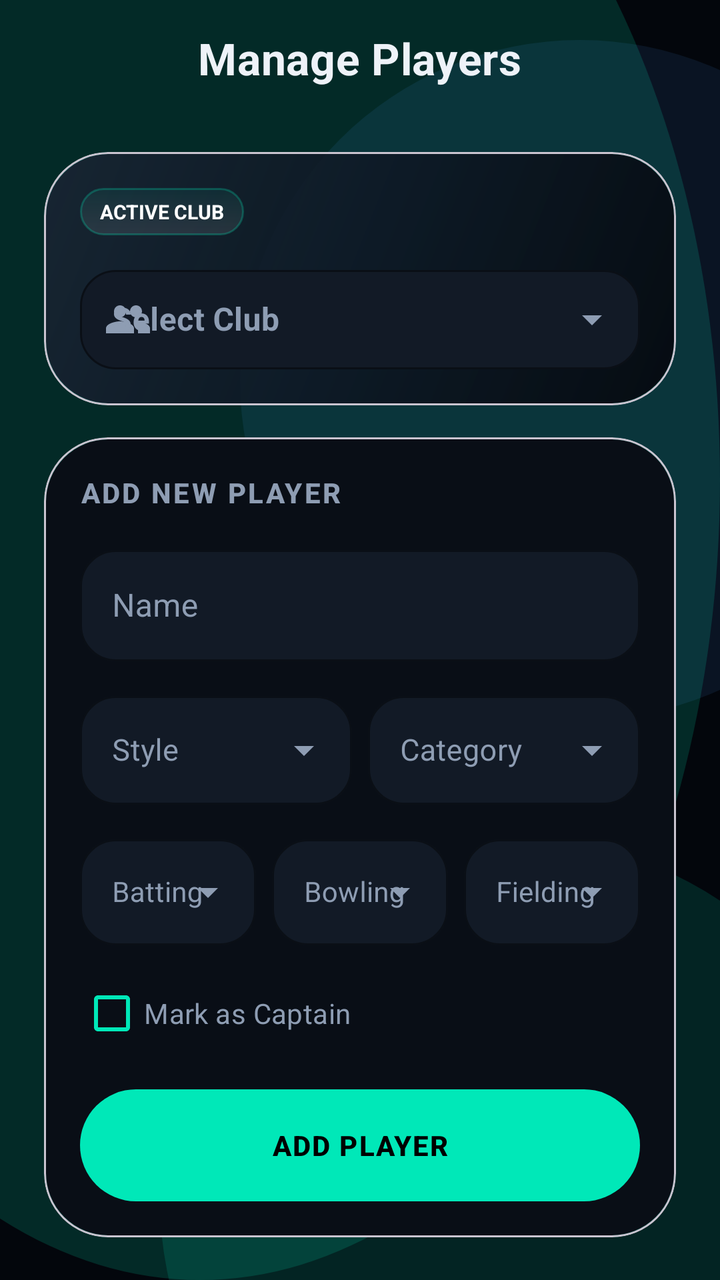
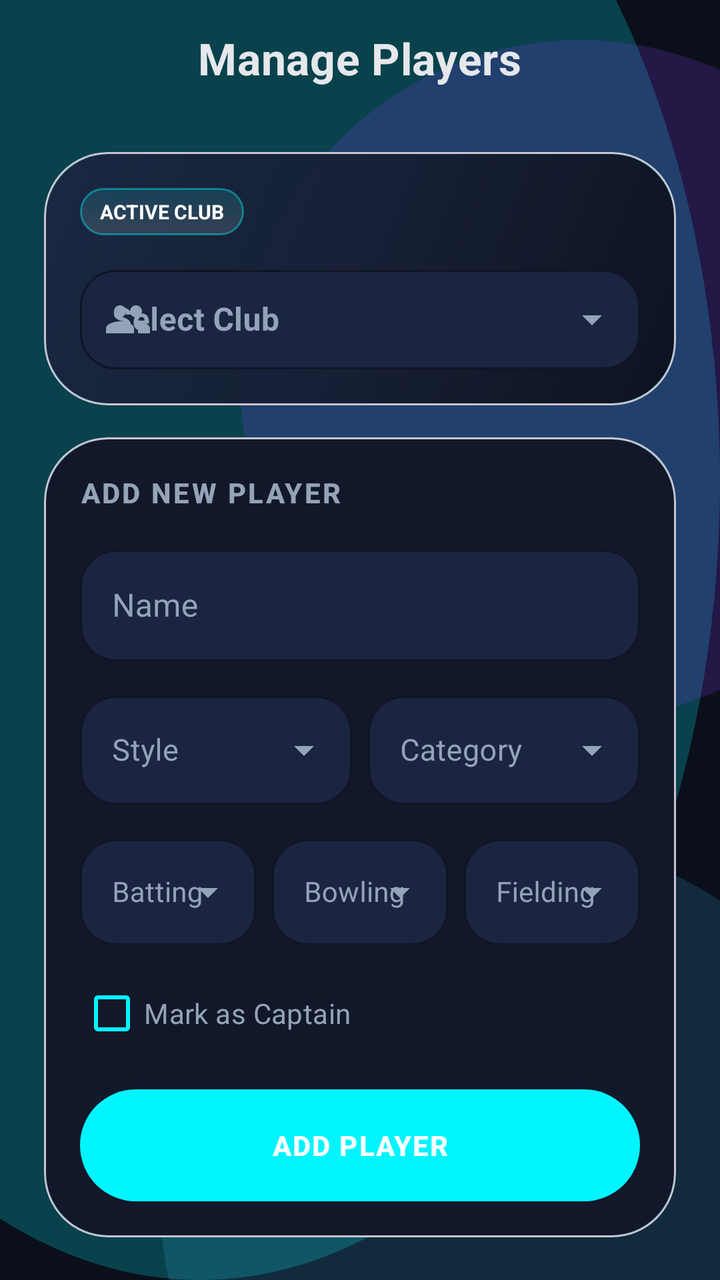

An Android layout rendered at two revisions. The XML below is the earlier revision; the diff shows what the commit changed to produce the second picture.
<!-- AndroidManifest.xml: application theme Theme.TeamBalancer -->
<!-- res/layout/fragment_players.xml -->
<?xml version="1.0" encoding="utf-8"?>
<androidx.coordinatorlayout.widget.CoordinatorLayout xmlns:android="http://schemas.android.com/apk/res/android"
    xmlns:app="http://schemas.android.com/apk/res-auto"
    android:layout_width="match_parent"
    android:layout_height="match_parent"
    android:background="@drawable/bg_app_shell">

    <com.google.android.material.appbar.AppBarLayout
        android:id="@+id/appBarLayout"
        android:layout_width="match_parent"
        android:layout_height="wrap_content"
        android:background="@android:color/transparent"
        app:elevation="0dp">

        <com.google.android.material.appbar.MaterialToolbar
            android:id="@+id/toolbar"
            style="@style/Widget.TeamBalancer.Toolbar"
            android:layout_width="match_parent"
            android:layout_height="wrap_content"
            app:title="Manage Players"
            app:titleCentered="true" />
    </com.google.android.material.appbar.AppBarLayout>

    <androidx.core.widget.NestedScrollView
        android:layout_width="match_parent"
        android:layout_height="match_parent"
        android:clipToPadding="false"
        android:fillViewport="true"
        android:paddingHorizontal="@dimen/screen_padding_x"
        android:paddingTop="12dp"
        android:paddingBottom="@dimen/content_bottom_inset"
        app:layout_behavior="@string/appbar_scrolling_view_behavior">

        <LinearLayout
            android:layout_width="match_parent"
            android:layout_height="wrap_content"
            android:orientation="vertical">

            <com.google.android.material.card.MaterialCardView
                android:layout_width="match_parent"
                android:layout_height="wrap_content"
                app:cardBackgroundColor="@android:color/transparent"
                app:cardCornerRadius="@dimen/glass_corner"
                app:cardElevation="0dp">

                <LinearLayout
                    android:layout_width="match_parent"
                    android:layout_height="wrap_content"
                    android:background="@drawable/bg_glass_card"
                    android:orientation="vertical"
                    android:padding="18dp">

                    <TextView
                        android:layout_width="wrap_content"
                        android:layout_height="wrap_content"
                        android:background="@drawable/bg_stat_pill"
                        android:paddingHorizontal="10dp"
                        android:paddingVertical="5dp"
                        android:text="ACTIVE CLUB"
                        android:textAllCaps="true"
                        android:textColor="@color/white"
                        android:textSize="10sp"
                        android:textStyle="bold" />

                    <com.google.android.material.textfield.TextInputLayout
                        style="@style/Widget.TeamBalancer.TextInputLayout.ExposedDropdownMenu"
                        android:layout_width="match_parent"
                        android:layout_height="wrap_content"
                        android:layout_marginTop="12dp"
                        android:hint="Select Club"
                        app:boxBackgroundColor="@color/surface_elevated"
                        app:boxStrokeColor="@color/accent"
                        app:hintTextColor="@color/accent"
                        app:startIconDrawable="@drawable/ic_clubs"
                        app:startIconTint="@color/on_surface_variant">

                        <AutoCompleteTextView
                            android:id="@+id/editClubName"
                            android:layout_width="match_parent"
                            android:layout_height="wrap_content"
                            android:inputType="textCapWords"
                            android:paddingVertical="14dp"
                            android:textColor="@color/on_surface"
                            android:textStyle="bold"
                            android:textCursorDrawable="@null" />
                    </com.google.android.material.textfield.TextInputLayout>
                </LinearLayout>
            </com.google.android.material.card.MaterialCardView>

            <com.google.android.material.card.MaterialCardView
                android:layout_width="match_parent"
                android:layout_height="wrap_content"
                android:layout_marginTop="16dp"
                app:cardBackgroundColor="@android:color/transparent"
                app:cardCornerRadius="@dimen/glass_corner"
                app:cardElevation="0dp">

                <LinearLayout
                    android:layout_width="match_parent"
                    android:layout_height="match_parent"
                    android:background="@drawable/bg_surface_panel"
                    android:orientation="vertical"
                    android:padding="18dp">

                    <TextView
                        android:layout_width="wrap_content"
                        android:layout_height="wrap_content"
                        android:text="ADD NEW PLAYER"
                        android:textAppearance="@style/TextAppearance.TeamBalancer.LabelLarge"
                        android:textColor="@color/on_surface_variant" />

                    <com.google.android.material.textfield.TextInputLayout
                        style="@style/Widget.TeamBalancer.TextInputLayout"
                        android:layout_width="match_parent"
                        android:layout_height="wrap_content"
                        android:layout_marginTop="14dp"
                        android:hint="Name"
                        app:boxBackgroundColor="@color/surface_elevated"
                        app:boxStrokeColor="@color/accent"
                        app:hintTextColor="@color/accent">

                        <com.google.android.material.textfield.TextInputEditText
                            android:id="@+id/editPlayerName"
                            android:layout_width="match_parent"
                            android:layout_height="wrap_content"
                            android:inputType="textPersonName"
                            android:textColor="@color/on_surface"
                            android:textCursorDrawable="@null" />
                    </com.google.android.material.textfield.TextInputLayout>

                    <LinearLayout
                        android:layout_width="match_parent"
                        android:layout_height="wrap_content"
                        android:layout_marginTop="12dp"
                        android:orientation="horizontal">

                        <com.google.android.material.textfield.TextInputLayout
                            style="@style/Widget.TeamBalancer.TextInputLayout.ExposedDropdownMenu"
                            android:layout_width="0dp"
                            android:layout_height="wrap_content"
                            android:layout_weight="1"
                            android:hint="Style"
                            app:boxBackgroundColor="@color/surface_elevated"
                            app:boxStrokeColor="@color/accent"
                            app:hintTextColor="@color/accent">

                            <AutoCompleteTextView
                                android:id="@+id/autoCompleteStyle"
                                android:layout_width="match_parent"
                                android:layout_height="wrap_content"
                                android:inputType="none"
                                android:textColor="@color/on_surface"
                                android:textSize="15sp"
                                android:textCursorDrawable="@null" />
                        </com.google.android.material.textfield.TextInputLayout>

                        <com.google.android.material.textfield.TextInputLayout
                            style="@style/Widget.TeamBalancer.TextInputLayout.ExposedDropdownMenu"
                            android:layout_width="0dp"
                            android:layout_height="wrap_content"
                            android:layout_marginStart="8dp"
                            android:layout_weight="1"
                            android:hint="Category"
                            app:boxBackgroundColor="@color/surface_elevated"
                            app:boxStrokeColor="@color/accent"
                            app:hintTextColor="@color/accent">

                            <AutoCompleteTextView
                                android:id="@+id/autoCompleteCategory"
                                android:layout_width="match_parent"
                                android:layout_height="wrap_content"
                                android:inputType="none"
                                android:textColor="@color/on_surface"
                                android:textSize="15sp"
                                android:textCursorDrawable="@null" />
                        </com.google.android.material.textfield.TextInputLayout>
                    </LinearLayout>

                    <LinearLayout
                        android:layout_width="match_parent"
                        android:layout_height="wrap_content"
                        android:layout_marginTop="12dp"
                        android:orientation="horizontal">

                        <com.google.android.material.textfield.TextInputLayout
                            style="@style/Widget.TeamBalancer.TextInputLayout.ExposedDropdownMenu"
                            android:layout_width="0dp"
                            android:layout_height="wrap_content"
                            android:layout_weight="1"
                            android:hint="Batting"
                            app:boxBackgroundColor="@color/surface_elevated"
                            app:boxStrokeColor="@color/accent"
                            app:hintTextColor="@color/accent">

                            <AutoCompleteTextView
                                android:id="@+id/autoCompleteBatting"
                                android:layout_width="match_parent"
                                android:layout_height="wrap_content"
                                android:inputType="none"
                                android:textColor="@color/on_surface"
                                android:textSize="14sp" />
                        </com.google.android.material.textfield.TextInputLayout>

                        <com.google.android.material.textfield.TextInputLayout
                            style="@style/Widget.TeamBalancer.TextInputLayout.ExposedDropdownMenu"
                            android:layout_width="0dp"
                            android:layout_height="wrap_content"
                            android:layout_marginStart="8dp"
                            android:layout_weight="1"
                            android:hint="Bowling"
                            app:boxBackgroundColor="@color/surface_elevated"
                            app:boxStrokeColor="@color/accent"
                            app:hintTextColor="@color/accent">

                            <AutoCompleteTextView
                                android:id="@+id/autoCompleteBowling"
                                android:layout_width="match_parent"
                                android:layout_height="wrap_content"
                                android:inputType="none"
                                android:textColor="@color/on_surface"
                                android:textSize="14sp" />
                        </com.google.android.material.textfield.TextInputLayout>

                        <com.google.android.material.textfield.TextInputLayout
                            style="@style/Widget.TeamBalancer.TextInputLayout.ExposedDropdownMenu"
                            android:layout_width="0dp"
                            android:layout_height="wrap_content"
                            android:layout_marginStart="8dp"
                            android:layout_weight="1"
                            android:hint="Fielding"
                            app:boxBackgroundColor="@color/surface_elevated"
                            app:boxStrokeColor="@color/accent"
                            app:hintTextColor="@color/accent">

                            <AutoCompleteTextView
                                android:id="@+id/autoCompleteFielding"
                                android:layout_width="match_parent"
                                android:layout_height="wrap_content"
                                android:inputType="none"
                                android:textColor="@color/on_surface"
                                android:textSize="14sp" />
                        </com.google.android.material.textfield.TextInputLayout>
                    </LinearLayout>

                    <com.google.android.material.checkbox.MaterialCheckBox
                        android:id="@+id/checkIsCaptain"
                        android:layout_width="wrap_content"
                        android:layout_height="wrap_content"
                        android:layout_marginTop="10dp"
                        android:text="Mark as Captain"
                        android:textColor="@color/on_surface_variant"
                        app:buttonTint="@color/accent" />

                    <com.google.android.material.button.MaterialButton
                        android:id="@+id/btnAddPlayer"
                        android:layout_width="match_parent"
                        android:layout_height="@dimen/cta_height"
                        android:layout_marginTop="14dp"
                        android:letterSpacing="0.05"
                        android:text="ADD PLAYER"
                        android:textColor="@color/black"
                        app:backgroundTint="@color/accent"
                        app:cornerRadius="@dimen/card_corner_lg" />
                </LinearLayout>
            </com.google.android.material.card.MaterialCardView>

            <LinearLayout
                android:layout_width="match_parent"
                android:layout_height="wrap_content"
                android:layout_marginTop="18dp"
                android:layout_marginBottom="8dp"
                android:gravity="center_vertical"
                android:orientation="horizontal">

                <TextView
                    android:id="@+id/txtPlayerListHeader"
                    android:layout_width="0dp"
                    android:layout_height="wrap_content"
                    android:layout_weight="1"
                    android:text="CLUB PLAYERS"
                    android:textAppearance="@style/TextAppearance.TeamBalancer.LabelLarge"
                    android:textColor="@color/ch_text_primary" />

                <TextView
                    android:id="@+id/txtPlayerCount"
                    android:layout_width="wrap_content"
                    android:layout_height="wrap_content"
                    android:text="Total: 0"
                    android:textAppearance="@style/TextAppearance.TeamBalancer.TitleMedium"
                    android:textColor="@color/accent" />
            </LinearLayout>

            <androidx.recyclerview.widget.RecyclerView
                android:id="@+id/recyclerPlayers"
                android:layout_width="match_parent"
                android:layout_height="wrap_content"
                android:nestedScrollingEnabled="false" />

        </LinearLayout>
    </androidx.core.widget.NestedScrollView>
</androidx.coordinatorlayout.widget.CoordinatorLayout>
<!-- resources referenced by this layout -->
<resources>
  <color name="accent">#00E8B8</color>
  <color name="black">#000000</color>
  <color name="ch_text_primary">#EEF2F8</color>
  <color name="on_surface">#EEF2F8</color>
  <color name="on_surface_variant">#8E9DB3</color>
  <color name="surface_elevated">#121A26</color>
  <!-- drawable bg_app_shell (drawable) -->
  <?xml version="1.0" encoding="utf-8"?>
  <layer-list xmlns:android="http://schemas.android.com/apk/res/android">
      <item android:drawable="@color/background" />
      
      <item android:top="-160dp" android:left="-160dp">
          <shape android:shape="oval">
              <size android:width="420dp" android:height="420dp" />
              <solid android:color="#2800E8B8" />
          </shape>
      </item>
      <item android:gravity="end|top" android:right="-100dp" android:top="20dp">
          <shape android:shape="oval">
              <size android:width="340dp" android:height="340dp" />
              <solid android:color="#184D9FFF" />
          </shape>
      </item>
      <item android:gravity="end|bottom" android:right="-80dp" android:bottom="-140dp">
          <shape android:shape="oval">
              <size android:width="360dp" android:height="360dp" />
              <solid android:color="#2200E8B8" />
          </shape>
      </item>
  </layer-list>
  <!-- drawable bg_glass_card (drawable) -->
  <?xml version="1.0" encoding="utf-8"?>
  <shape xmlns:android="http://schemas.android.com/apk/res/android">
      <corners android:radius="@dimen/glass_corner" />
      <gradient
          android:angle="315"
          android:centerColor="#DA0D1522"
          android:endColor="#EE05080E"
          android:startColor="#E8182433"
          android:type="linear" />
      <stroke
          android:width="1dp"
          android:color="@color/stroke_glow" />
  </shape>
  <!-- drawable bg_stat_pill (drawable) -->
  <?xml version="1.0" encoding="utf-8"?>
  <shape xmlns:android="http://schemas.android.com/apk/res/android">
      <corners android:radius="999dp" />
      <gradient
          android:angle="90"
          android:endColor="#1200E8B8"
          android:startColor="#1AEEF2F8"
          android:type="linear" />
      <stroke
          android:width="1dp"
          android:color="@color/stroke_glow" />
  </shape>
  <color name="background">#03060C</color>
  <color name="stroke_glow">#4000E8B8</color>
  <color name="surface">#090E16</color>
  <style name="Base.Theme.TeamBalancer" parent="Theme.Material3.DayNight.NoActionBar">
          <item name="colorPrimary">@color/primary</item>
          <item name="colorOnPrimary">@color/white</item>
          <item name="colorPrimaryContainer">@color/primary_variant</item>
          <item name="colorOnPrimaryContainer">@color/white</item>
  
          <item name="colorSecondary">@color/secondary</item>
          <item name="colorOnSecondary">@color/on_secondary</item>
          <item name="colorSecondaryContainer">@color/surface_soft</item>
          <item name="colorOnSecondaryContainer">@color/white</item>
  
          <item name="colorTertiary">@color/accent</item>
          <item name="colorOnTertiary">@color/white</item>
  
          <item name="android:windowBackground">@drawable/bg_app_shell</item>
          <item name="colorSurface">@color/surface</item>
          <item name="colorOnSurface">@color/white</item>
          <item name="colorSurfaceVariant">@color/divider</item>
          <item name="colorOnSurfaceVariant">@color/on_surface_variant</item>
          <item name="colorOutline">@color/divider</item>
  
          <item name="android:statusBarColor">@android:color/transparent</item>
          <item name="android:windowLightStatusBar">false</item>
          <item name="android:navigationBarColor">@color/background</item>
          <item name="android:windowLightNavigationBar">false</item>
  
          <item name="alertDialogTheme">@style/ThemeOverlay.TeamBalancer.Dialog</item>
          <item name="materialAlertDialogTheme">@style/ThemeOverlay.TeamBalancer.Dialog</item>
          <item name="popupMenuStyle">@style/Widget.TeamBalancer.PopupMenu</item>
          <item name="listPopupWindowStyle">@style/Widget.TeamBalancer.PopupMenu</item>
          <item name="materialButtonStyle">@style/Widget.TeamBalancer.Button</item>
  
          <item name="textAppearanceHeadlineLarge">@style/TextAppearance.TeamBalancer.HeadlineLarge</item>
          <item name="textAppearanceHeadlineMedium">@style/TextAppearance.TeamBalancer.HeadlineMedium</item>
          <item name="textAppearanceTitleLarge">@style/TextAppearance.TeamBalancer.TitleLarge</item>
          <item name="textAppearanceTitleMedium">@style/TextAppearance.TeamBalancer.TitleMedium</item>
          <item name="textAppearanceTitleSmall">@style/TextAppearance.TeamBalancer.TitleSmall</item>
          <item name="textAppearanceBodyLarge">@style/TextAppearance.TeamBalancer.BodyLarge</item>
          <item name="textAppearanceBodyMedium">@style/TextAppearance.TeamBalancer.BodyMedium</item>
          <item name="textAppearanceLabelLarge">@style/TextAppearance.TeamBalancer.LabelLarge</item>
          <item name="textAppearanceLabelMedium">@style/TextAppearance.TeamBalancer.LabelMedium</item>
  
          <item name="shapeAppearanceSmallComponent">@style/ShapeAppearance.TeamBalancer.Small</item>
          <item name="shapeAppearanceMediumComponent">@style/ShapeAppearance.TeamBalancer.Medium</item>
  
          
          <item name="autoCompleteTextViewStyle">@style/Widget.TeamBalancer.AutoCompleteTextView</item>
  
          <item name="toolbarStyle">@style/Widget.TeamBalancer.Toolbar</item>
          <item name="android:colorControlHighlight">@color/ripple_surface</item>
      </style>
  <color name="primary">#0B101A</color>
  <color name="primary_variant">#141C2A</color>
  <color name="secondary">#4D9FFF</color>
  <color name="surface_soft">#1A2433</color>
  <color name="divider">#1E2A3A</color>
  <style name="ThemeOverlay.TeamBalancer.Dialog" parent="ThemeOverlay.Material3.MaterialAlertDialog">
          <item name="android:background">@color/surface</item>
          <item name="colorSurface">@color/surface</item>
          <item name="colorOnSurface">@color/white</item>
          <item name="colorPrimary">@color/accent</item>
          <item name="colorSecondary">@color/accent</item>
          <item name="buttonBarPositiveButtonStyle">@style/Widget.TeamBalancer.Button.Text</item>
          <item name="buttonBarNegativeButtonStyle">@style/Widget.TeamBalancer.Button.Text</item>
          <item name="buttonBarNeutralButtonStyle">@style/Widget.TeamBalancer.Button.Text</item>
      </style>
  <color name="ripple_surface">#45FFFFFF</color>
  <!-- unchanged entries left out for length: 29 -->
</resources>

<!-- the commit's change to res/layout/fragment_players.xml (unified diff, before → after) -->
@@ -258,7 +258,7 @@
                         android:layout_marginTop="14dp"
                         android:letterSpacing="0.05"
                         android:text="ADD PLAYER"
-                        android:textColor="@color/black"
+                        android:textColor="@color/white"
                         app:backgroundTint="@color/accent"
                         app:cornerRadius="@dimen/card_corner_lg" />
                 </LinearLayout>
<!-- resource entries referenced after the edit -->
@@ -1,32 +1,30 @@
 <!-- resources referenced by this layout -->
 <resources>
-  <color name="accent">#00E8B8</color>
-  <color name="black">#000000</color>
-  <color name="ch_text_primary">#EEF2F8</color>
-  <color name="on_surface">#EEF2F8</color>
-  <color name="on_surface_variant">#8E9DB3</color>
-  <color name="surface_elevated">#121A26</color>
+  <color name="accent">#00F5FF</color>
+  <color name="ch_text_primary">#E5E7EB</color>
+  <color name="on_surface">#E5E7EB</color>
+  <color name="on_surface_variant">#94A3B8</color>
+  <color name="surface_elevated">#1B2440</color>
   <!-- drawable bg_app_shell (drawable) -->
   <?xml version="1.0" encoding="utf-8"?>
   <layer-list xmlns:android="http://schemas.android.com/apk/res/android">
       <item android:drawable="@color/background" />
-      
       <item android:top="-160dp" android:left="-160dp">
           <shape android:shape="oval">
               <size android:width="420dp" android:height="420dp" />
-              <solid android:color="#2800E8B8" />
+              <solid android:color="#3800F5FF" />
           </shape>
       </item>
       <item android:gravity="end|top" android:right="-100dp" android:top="20dp">
           <shape android:shape="oval">
               <size android:width="340dp" android:height="340dp" />
-              <solid android:color="#184D9FFF" />
+              <solid android:color="#357C3AED" />
           </shape>
       </item>
       <item android:gravity="end|bottom" android:right="-80dp" android:bottom="-140dp">
           <shape android:shape="oval">
               <size android:width="360dp" android:height="360dp" />
-              <solid android:color="#2200E8B8" />
+              <solid android:color="#2838BDF8" />
           </shape>
       </item>
   </layer-list>
@@ -36,9 +34,9 @@
       <corners android:radius="@dimen/glass_corner" />
       <gradient
           android:angle="315"
-          android:centerColor="#DA0D1522"
-          android:endColor="#EE05080E"
-          android:startColor="#E8182433"
+          android:centerColor="#E0151B2E"
+          android:endColor="#F00B0F1A"
+          android:startColor="#E01B2440"
           android:type="linear" />
       <stroke
           android:width="1dp"
@@ -50,16 +48,16 @@
       <corners android:radius="999dp" />
       <gradient
           android:angle="90"
-          android:endColor="#1200E8B8"
-          android:startColor="#1AEEF2F8"
+          android:endColor="#2200F5FF"
+          android:startColor="#26E5E7EB"
           android:type="linear" />
       <stroke
           android:width="1dp"
           android:color="@color/stroke_glow" />
   </shape>
-  <color name="background">#03060C</color>
-  <color name="stroke_glow">#4000E8B8</color>
-  <color name="surface">#090E16</color>
+  <color name="background">#0B0F1A</color>
+  <color name="stroke_glow">#6600F5FF</color>
+  <color name="surface">#12182A</color>
   <style name="Base.Theme.TeamBalancer" parent="Theme.Material3.DayNight.NoActionBar">
           <item name="colorPrimary">@color/primary</item>
           <item name="colorOnPrimary">@color/white</item>
@@ -76,7 +74,7 @@
   
           <item name="android:windowBackground">@drawable/bg_app_shell</item>
           <item name="colorSurface">@color/surface</item>
-          <item name="colorOnSurface">@color/white</item>
+          <item name="colorOnSurface">@color/on_surface</item>
           <item name="colorSurfaceVariant">@color/divider</item>
           <item name="colorOnSurfaceVariant">@color/on_surface_variant</item>
           <item name="colorOutline">@color/divider</item>
@@ -111,22 +109,22 @@
           <item name="toolbarStyle">@style/Widget.TeamBalancer.Toolbar</item>
           <item name="android:colorControlHighlight">@color/ripple_surface</item>
       </style>
-  <color name="primary">#0B101A</color>
-  <color name="primary_variant">#141C2A</color>
-  <color name="secondary">#4D9FFF</color>
-  <color name="surface_soft">#1A2433</color>
-  <color name="divider">#1E2A3A</color>
+  <color name="primary">#0B0F1A</color>
+  <color name="primary_variant">#151B2E</color>
+  <color name="secondary">#7C3AED</color>
+  <color name="surface_soft">#252F4D</color>
+  <color name="divider">#2A3150</color>
   <style name="ThemeOverlay.TeamBalancer.Dialog" parent="ThemeOverlay.Material3.MaterialAlertDialog">
           <item name="android:background">@color/surface</item>
           <item name="colorSurface">@color/surface</item>
-          <item name="colorOnSurface">@color/white</item>
+          <item name="colorOnSurface">@color/on_surface</item>
           <item name="colorPrimary">@color/accent</item>
           <item name="colorSecondary">@color/accent</item>
           <item name="buttonBarPositiveButtonStyle">@style/Widget.TeamBalancer.Button.Text</item>
           <item name="buttonBarNegativeButtonStyle">@style/Widget.TeamBalancer.Button.Text</item>
           <item name="buttonBarNeutralButtonStyle">@style/Widget.TeamBalancer.Button.Text</item>
       </style>
-  <color name="ripple_surface">#45FFFFFF</color>
+  <color name="ripple_surface">#50FFFFFF</color>
   <!-- unchanged entries left out for length: 29 -->
 </resources>
 
